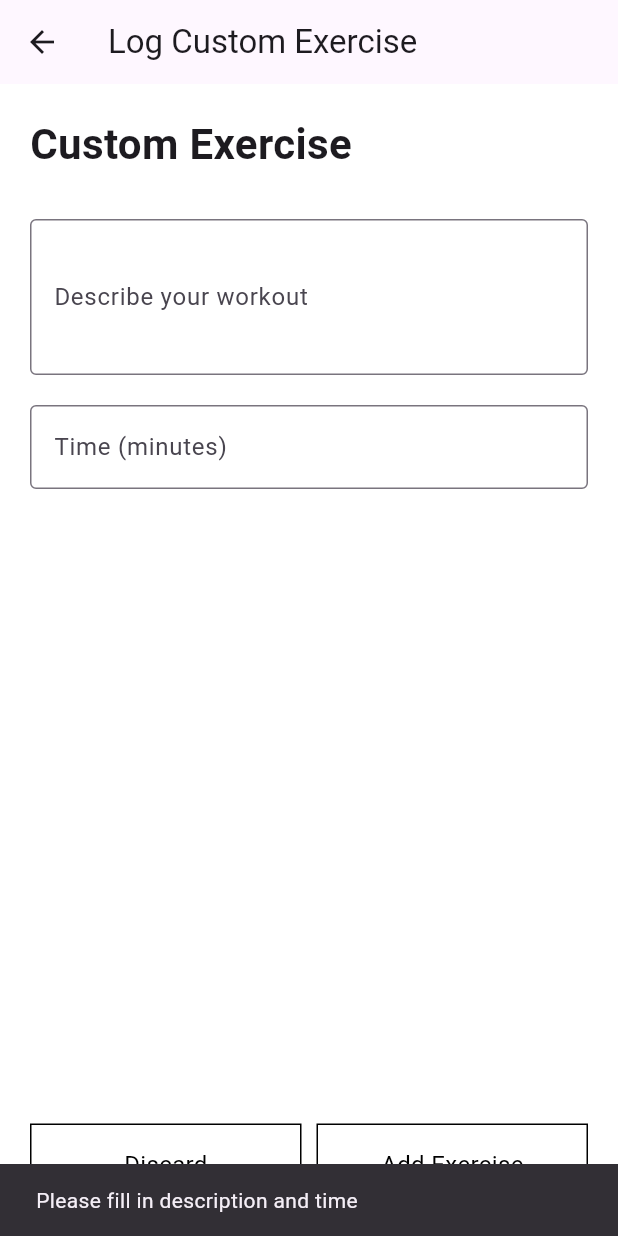
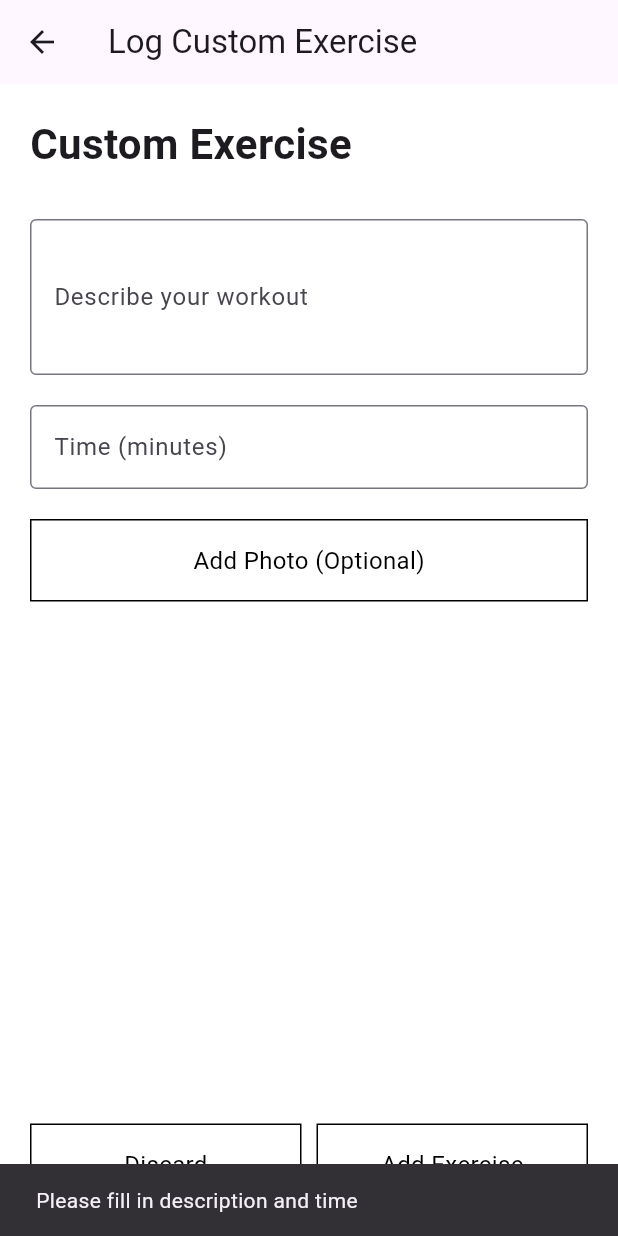
Before and after one commit to vk1hub/Social-Fitness-Tracker, a Flutter app: the AddCustomScreen screen opened directly with empty values, after a tap on "Add Exercise", on a phone screen of 412 x 824 dp. Run offline on Flutter 3.47's test engine with Material 3 defaults, Android fonts, the phone set to English and light mode, and no system bars; our stand-ins replace cloud_firestore, firebase_auth, firebase_core, firebase_storage, image_picker, table_calendar; accounts and stored records are empty.

Commit message:
Added photo upload to custom exercise screen

```diff
--- a/lib/add_custom_exercise.dart
+++ b/lib/add_custom_exercise.dart
@@ -1,5 +1,9 @@
 import 'package:flutter/material.dart';
 import 'workout_model.dart';
+import 'package:image_picker/image_picker.dart';
+import 'package:firebase_storage/firebase_storage.dart';
+import 'package:firebase_auth/firebase_auth.dart';
+import 'dart:io';
 
 class AddCustomScreen extends StatefulWidget {
   final Function(WorkoutModel)? onAddWorkout;
@@ -16,8 +20,11 @@ class AddCustomScreenState extends State<AddCustomScreen> {
   TextEditingController customController = TextEditingController();
   TextEditingController timeController = TextEditingController();
 
+  File? selectedImage;
+  bool isLoading = false;
+
   // save custom exercise
-  void saveCustomExercise() {
+  Future<void> saveCustomExercise() async {
     if (customController.text.isEmpty || timeController.text.isEmpty) {
       ScaffoldMessenger.of(context).showSnackBar(
         SnackBar(content: Text('Please fill in description and time')),
@@ -27,11 +34,18 @@ class AddCustomScreenState extends State<AddCustomScreen> {
 
     String details = 'Time: ${timeController.text} min';
 
+    setState(() {
+      isLoading = true;
+    });
+
+    String? photoUrl = await uploadImage();
+
     WorkoutModel workout = WorkoutModel(
       type: 'Custom',
       name: customController.text,
       details: details,
       date: widget.selectedDate,
+      photoUrl: photoUrl,
     );
 
     if (widget.onAddWorkout != null) {
@@ -41,20 +55,57 @@ class AddCustomScreenState extends State<AddCustomScreen> {
     } else {
       Navigator.pop(context);
     }
+
+    setState(() {
+      isLoading = false;
+    });
+  }
+
+  Future<void> pickImage() async {
+    final ImagePicker picker = ImagePicker();
+    final XFile? image = await picker.pickImage(source: ImageSource.gallery);
+
+    if (image != null) {
+      setState(() {
+        selectedImage = File(image.path);
+      });
+    }
+  }
+
+  Future<String?> uploadImage() async {
+    if (selectedImage == null) return null;
+
+    try {
+      String userId = FirebaseAuth.instance.currentUser!.uid;
+      String fileName = 'workout_${DateTime.now().millisecondsSinceEpoch}.jpg';
+      Reference storageRef = FirebaseStorage.instance
+          .ref()
+          .child('workouts')
+          .child(userId)
+          .child(fileName);
+
+      await storageRef.putFile(selectedImage!);
+      String downloadUrl = await storageRef.getDownloadURL();
+      return downloadUrl;
+    } catch (e) {
+      print('Error uploading image: $e');
+      return null;
+    }
   }
 
   @override
   Widget build(BuildContext context) {
     return Scaffold(
-      appBar: AppBar(
-        title: Text('Log Custom Exercise'),
-      ),
+      appBar: AppBar(title: Text('Log Custom Exercise')),
       body: Padding(
         padding: EdgeInsets.all(20),
         child: Column(
           crossAxisAlignment: CrossAxisAlignment.start,
           children: [
-            Text('Custom Exercise', style: TextStyle(fontSize: 28, fontWeight: FontWeight.bold)),
+            Text(
+              'Custom Exercise',
+              style: TextStyle(fontSize: 28, fontWeight: FontWeight.bold),
+            ),
             SizedBox(height: 30),
 
             // exercise description input with a max of 3 lines
@@ -75,6 +126,36 @@ class AddCustomScreenState extends State<AddCustomScreen> {
               decoration: InputDecoration(
                 labelText: 'Time (minutes)',
                 border: OutlineInputBorder(),
+              ),
+            ),
+
+            SizedBox(height: 20),
+
+            if (selectedImage != null)
+              Container(
+                height: 150,
+                width: double.infinity,
+                margin: EdgeInsets.only(bottom: 10),
+                child: Image.file(selectedImage!, fit: BoxFit.cover),
+              ),
+
+            GestureDetector(
+              onTap: pickImage,
+              child: Container(
+                width: double.infinity,
+                padding: EdgeInsets.symmetric(vertical: 15),
+                margin: EdgeInsets.only(bottom: 10),
+                decoration: BoxDecoration(
+                  border: Border.all(color: Colors.black),
+                ),
+                child: Center(
+                  child: Text(
+                    selectedImage == null
+                        ? 'Add Photo (Optional)'
+                        : 'Change Photo',
+                    style: TextStyle(fontSize: 16, color: Colors.black),
+                  ),
+                ),
               ),
             ),
 
@@ -106,14 +187,20 @@ class AddCustomScreenState extends State<AddCustomScreen> {
                 // add exercise
                 Expanded(
                   child: GestureDetector(
-                    onTap: saveCustomExercise,
+                    onTap: isLoading ? null : saveCustomExercise,
                     child: Container(
                       padding: EdgeInsets.symmetric(vertical: 15),
                       decoration: BoxDecoration(
                         border: Border.all(color: Colors.black),
                       ),
                       child: Center(
-                        child: Text(
+                        child: isLoading
+                            ? SizedBox(
+                              height: 20,
+                              width: 20,
+                              child: CircularProgressIndicator(strokeWidth: 2),
+                            )
+                        : Text(
                           'Add Exercise',
                           style: TextStyle(fontSize: 16, color: Colors.black),
                         ),
```
